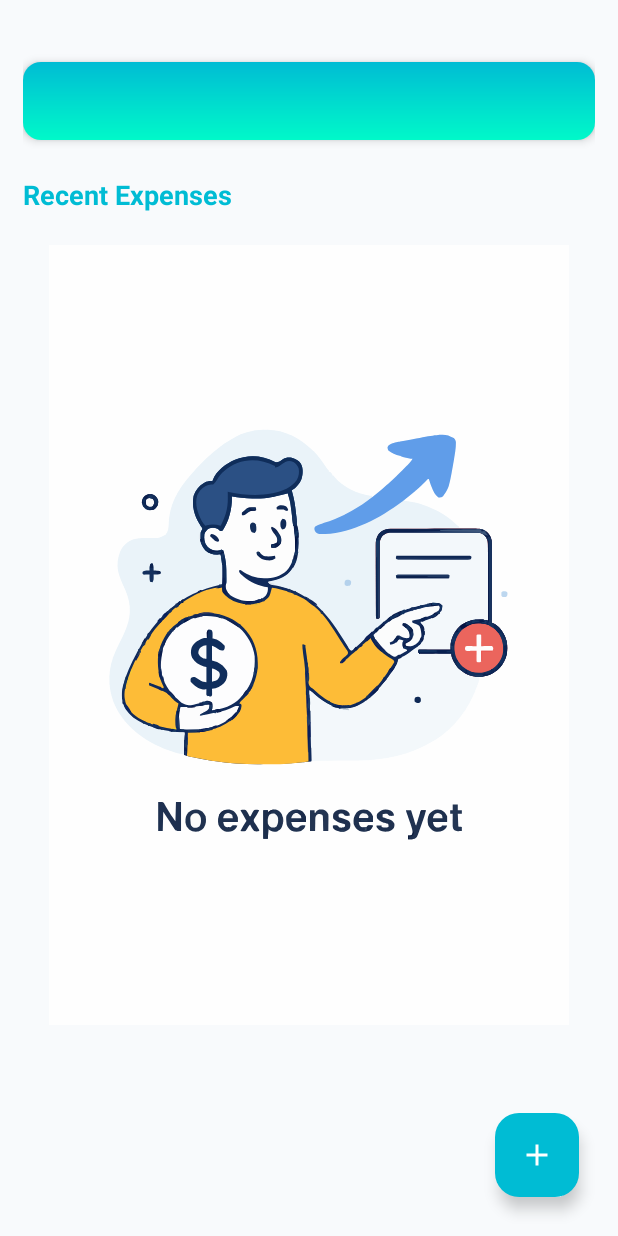
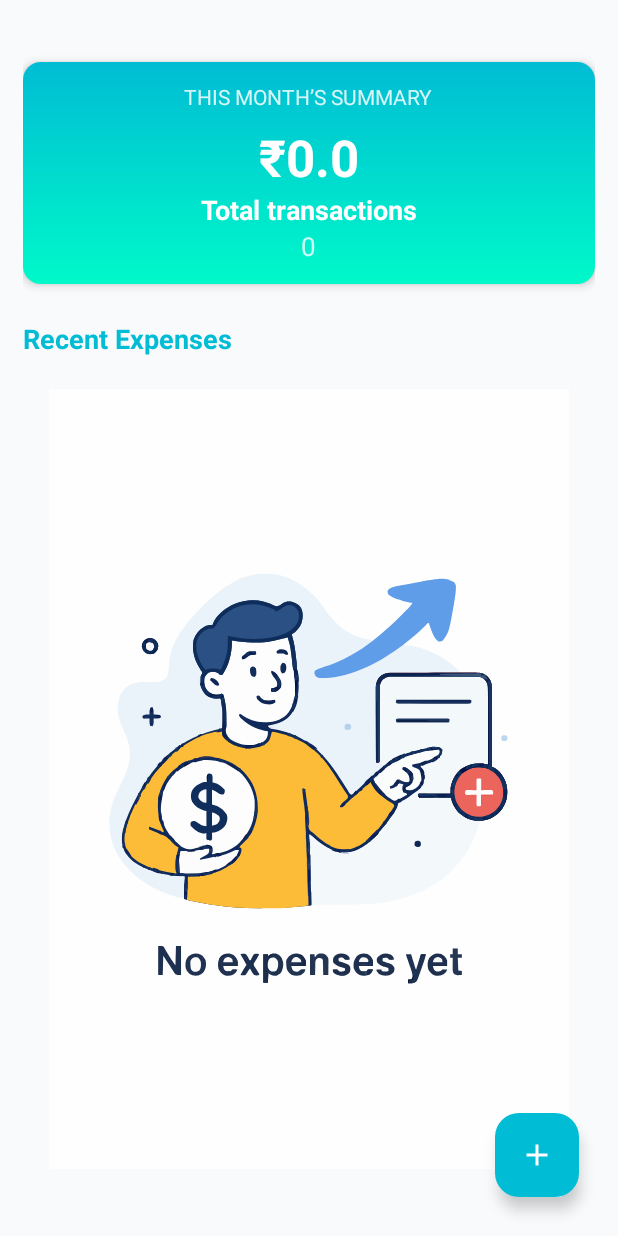
Before and after one commit to shubham-8609/CashFlow, an Android app: the screen it shows after launch (MainActivity), on a phone screen of 412 x 824 dp. Run offline under Robolectric (Android 15) with nearby library versions, the phone set to English and light mode, and no system bars; our stand-ins replace Room's generated code, data binding, sdp/ssp sizes; Roboto replaces fonts that are not available here.

Commit message:
Add note in detail layout , fixed total spend , no of transactions on home page

```diff
--- a/app/src/main/java/com/codeleg/cashflow/ui/fragment/HomeFragment.kt
+++ b/app/src/main/java/com/codeleg/cashflow/ui/fragment/HomeFragment.kt
@@ -37,29 +37,33 @@ class HomeFragment : Fragment() {
     }
 
     override fun onCreateView(
-        inflater: LayoutInflater, container: ViewGroup?,
-        savedInstanceState: Bundle?
+        inflater: LayoutInflater, container: ViewGroup?, savedInstanceState: Bundle?
     ): View? {
         _binding = FragmentHomeBinding.inflate(layoutInflater, container, false)
         expenseAdapter = ExpenseAdapter { item ->
             showExpenseDetails(item)
         }
+        binding.viewModel = mainViewModel
         binding.rvExpenses.adapter = expenseAdapter
         mainViewModel.allExpense.observe(viewLifecycleOwner) { expenses ->
             expenseAdapter.submitList(expenses ?: emptyList())
             binding.noExpenseimg.visibility = if (expenses.isEmpty()) View.VISIBLE else View.GONE
+            binding.tvTransactionCount.text = expenses.size.toString()
+
 
         }
         addBtn = binding.fabAddExpense
         addBtn.setOnClickListener { navigationListener?.navigateToAddExpense() }
+        mainViewModel.totalExpense.observe(viewLifecycleOwner) { totalExpense ->
+            binding.tvTotalSpent.text = "₹${totalExpense ?: 0f}"
+        }
         return binding.root
     }
 
     fun showExpenseDetails(item: ExpenseWithCategory) {
         val dialogBinding = LayoutDetailsBinding.inflate(layoutInflater)
-        val dialog = MaterialAlertDialogBuilder(requireContext())
-            .setView(dialogBinding.root)
-            .create()
+        val dialog =
+            MaterialAlertDialogBuilder(requireContext()).setView(dialogBinding.root).create()
 
         val sdfDate = SimpleDateFormat("dd MMM yyyy", Locale.getDefault())
         val sdfTime = SimpleDateFormat("hh:mm a", Locale.getDefault())
@@ -74,12 +78,10 @@ class HomeFragment : Fragment() {
 
         dialogBinding.btnDelete.setOnClickListener {
             mainViewModel.deleteExpense(item.expense)
-            Snackbar.make(binding.root, "Expense Deleted", Snackbar.LENGTH_LONG)
-                .setAction("Undo") {
+            Snackbar.make(binding.root, "Expense Deleted", Snackbar.LENGTH_LONG).setAction("Undo") {
                     mainViewModel.saveExpense(item.expense)
                     Snackbar.make(binding.root, "Expense Restored", Snackbar.LENGTH_SHORT).show()
-                }
-                .show()
+                }.show()
             dialog.dismiss()
         }
 
--- a/app/src/main/java/com/codeleg/cashflow/viewmodel/MainViewModel.kt
+++ b/app/src/main/java/com/codeleg/cashflow/viewmodel/MainViewModel.kt
@@ -32,9 +32,6 @@ class MainViewModel(application: Application) : AndroidViewModel(application) {
         allExpense = expenseRepo.allExpense
          totalExpense = expenseRepo.totalExpense.map { it ?: 0f }
         allCategory = categoryRepo.allCategory
-
-
-
     }
 
     fun saveExpense(expense: Expense) {
--- a/app/src/main/res/layout/fragment_add.xml
+++ b/app/src/main/res/layout/fragment_add.xml
@@ -136,8 +136,10 @@
 
                             <com.google.android.material.textfield.TextInputEditText
                                 android:id="@+id/et_notes"
+                                android:gravity="top"
                                 android:layout_width="match_parent"
                                 android:layout_height="wrap_content"
+                                android:maxHeight="@dimen/_300sdp"
                                 android:inputType="textMultiLine"
                                 android:minLines="3" />
                         </com.google.android.material.textfield.TextInputLayout>
--- a/app/src/main/res/layout/fragment_edit.xml
+++ b/app/src/main/res/layout/fragment_edit.xml
@@ -134,6 +134,8 @@
                                 android:id="@+id/et_edit_notes"
                                 android:layout_width="match_parent"
                                 android:layout_height="wrap_content"
+                                android:gravity="top"
+                                android:maxHeight="@dimen/_300sdp"
                                 android:inputType="textMultiLine"
                                 android:minLines="3" />
                         </com.google.android.material.textfield.TextInputLayout>
--- a/app/src/main/res/layout/fragment_home.xml
+++ b/app/src/main/res/layout/fragment_home.xml
@@ -35,13 +35,13 @@
                     android:orientation="vertical"
                     android:background="@drawable/bg_total_card_gradient"
                     android:paddingHorizontal="@dimen/_20sdp"
-                    android:paddingVertical="@dimen/_20sdp"
+                    android:paddingVertical="@dimen/_10sdp"
                     android:layout_marginTop="@dimen/_20sdp"
                     android:elevation="@dimen/_3sdp"
                     android:layout_marginBottom="@dimen/_10sdp"
                     android:gravity="center">
 
-                 <!--   &lt;!&ndash; Title &ndash;&gt;
+
                     <TextView
                         android:layout_width="wrap_content"
                         android:layout_height="wrap_content"
@@ -51,19 +51,19 @@
                         android:textSize="14sp"
                         android:alpha="0.85" />
 
-                    &lt;!&ndash; Total Spent &ndash;&gt;
+
                          <TextView
                             android:id="@+id/tv_total_spent"
                             android:layout_width="wrap_content"
                             android:layout_height="wrap_content"
                             android:layout_marginTop="@dimen/_6sdp"
-                        android:text='@{String.valueOf(viewModel.totalExpense)}'
+                            android:text="Total"
                             android:textColor="@android:color/white"
                             android:textSize="34sp"
                             android:textStyle="bold"/>
 
-                    &lt;!&ndash; Budget Progress &ndash;&gt;
-                    <LinearLayout
+
+                    <!--       <LinearLayout
                               android:layout_width="match_parent"
                               android:layout_height="wrap_content"
                               android:layout_marginTop="@dimen/_10sdp"
@@ -96,29 +96,34 @@
                               android:layout_marginTop="@dimen/_12sdp"
                               android:orientation="horizontal"
                               android:weightSum="3"
-                        android:gravity="center">
+                              android:gravity="center"> -->
 
-                        &lt;!&ndash; Total Transactions &ndash;&gt;
+
                               <LinearLayout
-                            android:layout_width="0dp"
+                                  android:layout_width="wrap_content"
                                   android:layout_height="wrap_content"
                                   android:layout_weight="1"
                                   android:orientation="vertical"
                                   android:gravity="center">
                                   <TextView
-                                android:text='@{String.valueOf(viewModel.transactionCount)}'
+                                      android:layout_height="wrap_content"
+                                      android:layout_width="wrap_content"
+                                      android:text="Total transactions"
                                       android:textSize="18sp"
                                       android:textStyle="bold"
                                       android:textColor="@android:color/white" />
                                   <TextView
-                                android:text="Transactions"
-                                android:textSize="12sp"
+                                      android:id="@+id/tv_transaction_count"
+                                      android:layout_height="wrap_content"
+                                      android:layout_width="wrap_content"
+                                      android:text="No of transactions."
+                                      android:textSize="17sp"
                                       android:textColor="@android:color/white"
                                       android:alpha="0.8" />
                               </LinearLayout>
 
-                        &lt;!&ndash; Highest Expense &ndash;&gt;
-                        <LinearLayout
+
+                        <!--     <LinearLayout
                                   android:layout_width="0dp"
                                   android:layout_height="wrap_content"
                                   android:layout_weight="1"
@@ -152,7 +157,7 @@
                                       android:textColor="@android:color/white"
                                       android:alpha="0.8" />
                               </LinearLayout>
-                    </LinearLayout>-->
+                          </LinearLayout> -->
                 </LinearLayout>
 
                 <!-- Header Row -->
```
Also changed, not shown: app/src/main/java/com/codeleg/cashflow/ui/fragment/AddFragment.kt (+5 -6 lines), app/src/main/res/layout/layout_details.xml (+11 -2 lines), 1 other file. Lines whose indentation alone changed are shown as unchanged.
